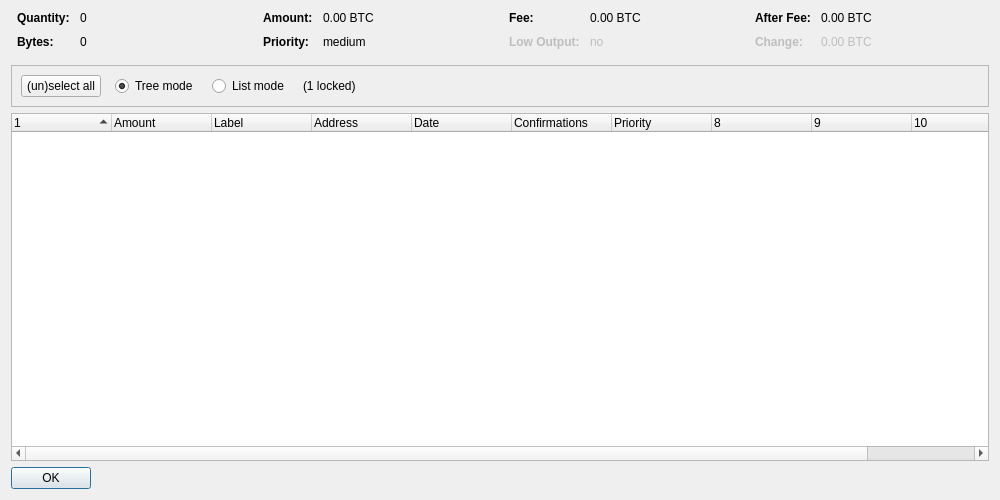
Qt form src/qt/forms/coincontroldialog.ui (toxicologist/CHANCOIN) before a commit.
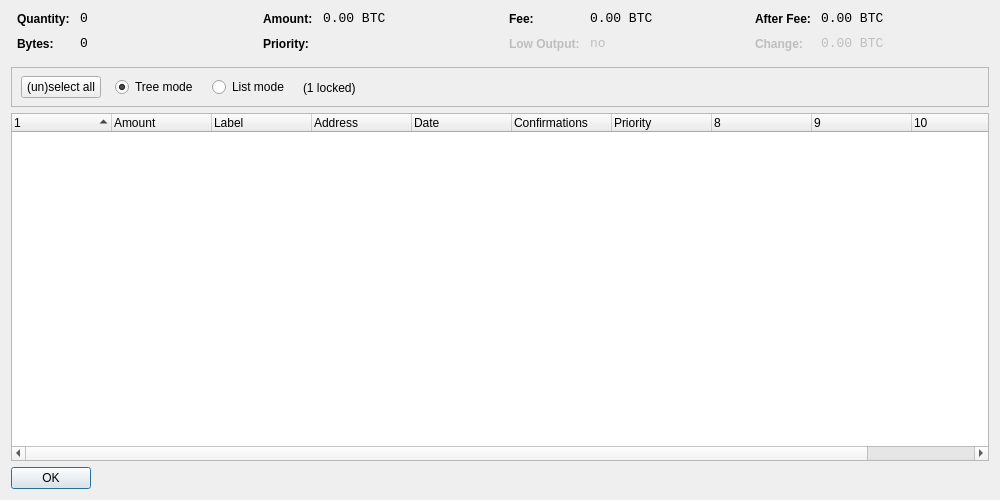
The same form after that commit. Custom widgets are drawn as their Qt base class.

What changed in the file:
```diff
--- a/src/qt/forms/coincontroldialog.ui
+++ b/src/qt/forms/coincontroldialog.ui
@@ -38,11 +38,8 @@
        </property>
        <item row="0" column="0">
         <widget class="QLabel" name="labelCoinControlQuantityText">
-         <property name="font">
-          <font>
-           <weight>75</weight>
-           <bold>true</bold>
-          </font>
+         <property name="styleSheet">
+          <string notr="true">font-weight:bold;</string>
          </property>
          <property name="text">
           <string>Quantity:</string>
@@ -51,6 +48,12 @@
        </item>
        <item row="0" column="1">
         <widget class="QLabel" name="labelCoinControlQuantity">
+         <property name="font">
+          <font>
+           <family>Monospace</family>
+           <pointsize>10</pointsize>
+          </font>
+         </property>
          <property name="cursor">
           <cursorShape>IBeamCursor</cursorShape>
          </property>
@@ -67,11 +70,8 @@
        </item>
        <item row="1" column="0">
         <widget class="QLabel" name="labelCoinControlBytesText">
-         <property name="font">
-          <font>
-           <weight>75</weight>
-           <bold>true</bold>
-          </font>
+         <property name="styleSheet">
+          <string notr="true">font-weight:bold;</string>
          </property>
          <property name="text">
           <string>Bytes:</string>
@@ -80,6 +80,12 @@
        </item>
        <item row="1" column="1">
         <widget class="QLabel" name="labelCoinControlBytes">
+         <property name="font">
+          <font>
+           <family>Monospace</family>
+           <pointsize>10</pointsize>
+          </font>
+         </property>
          <property name="cursor">
           <cursorShape>IBeamCursor</cursorShape>
          </property>
@@ -112,11 +118,8 @@
        </property>
        <item row="0" column="0">
         <widget class="QLabel" name="labelCoinControlAmountText">
-         <property name="font">
-          <font>
-           <weight>75</weight>
-           <bold>true</bold>
-          </font>
+         <property name="styleSheet">
+          <string notr="true">font-weight:bold;</string>
          </property>
          <property name="text">
           <string>Amount:</string>
@@ -125,6 +128,12 @@
        </item>
        <item row="0" column="1">
         <widget class="QLabel" name="labelCoinControlAmount">
+         <property name="font">
+          <font>
+           <family>Monospace</family>
+           <pointsize>10</pointsize>
+          </font>
+         </property>
          <property name="cursor">
           <cursorShape>IBeamCursor</cursorShape>
          </property>
@@ -141,11 +150,8 @@
        </item>
        <item row="1" column="0">
         <widget class="QLabel" name="labelCoinControlPriorityText">
-         <property name="font">
-          <font>
-           <weight>75</weight>
-           <bold>true</bold>
-          </font>
+         <property name="styleSheet">
+          <string notr="true">font-weight:bold;</string>
          </property>
          <property name="text">
           <string>Priority:</string>
@@ -154,6 +160,12 @@
        </item>
        <item row="1" column="1">
         <widget class="QLabel" name="labelCoinControlPriority">
+         <property name="font">
+          <font>
+           <family>Monospace</family>
+           <pointsize>10</pointsize>
+          </font>
+         </property>
          <property name="cursor">
           <cursorShape>IBeamCursor</cursorShape>
          </property>
@@ -161,7 +173,7 @@
           <enum>Qt::ActionsContextMenu</enum>
          </property>
          <property name="text">
-          <string notr="true">medium</string>
+          <string/>
          </property>
          <property name="textInteractionFlags">
           <set>Qt::LinksAccessibleByMouse|Qt::TextSelectableByKeyboard|Qt::TextSelectableByMouse</set>
@@ -186,11 +198,8 @@
        </property>
        <item row="0" column="0">
         <widget class="QLabel" name="labelCoinControlFeeText">
-         <property name="font">
-          <font>
-           <weight>75</weight>
-           <bold>true</bold>
-          </font>
+         <property name="styleSheet">
+          <string notr="true">font-weight:bold;</string>
          </property>
          <property name="text">
           <string>Fee:</string>
@@ -199,6 +208,12 @@
        </item>
        <item row="0" column="1">
         <widget class="QLabel" name="labelCoinControlFee">
+         <property name="font">
+          <font>
+           <family>Monospace</family>
+           <pointsize>10</pointsize>
+          </font>
+         </property>
          <property name="cursor">
           <cursorShape>IBeamCursor</cursorShape>
          </property>
@@ -218,11 +233,8 @@
          <property name="enabled">
           <bool>false</bool>
          </property>
-         <property name="font">
-          <font>
-           <weight>75</weight>
-           <bold>true</bold>
-          </font>
+         <property name="styleSheet">
+          <string notr="true">font-weight:bold;</string>
          </property>
          <property name="text">
           <string>Low Output:</string>
@@ -234,6 +246,12 @@
          <property name="enabled">
           <bool>false</bool>
          </property>
+         <property name="font">
+          <font>
+           <family>Monospace</family>
+           <pointsize>10</pointsize>
+          </font>
+         </property>
          <property name="cursor">
           <cursorShape>IBeamCursor</cursorShape>
          </property>
@@ -266,11 +284,8 @@
        </property>
        <item row="0" column="0">
         <widget class="QLabel" name="labelCoinControlAfterFeeText">
-         <property name="font">
-          <font>
-           <weight>75</weight>
-           <bold>true</bold>
-          </font>
+         <property name="styleSheet">
+          <string notr="true">font-weight:bold;</string>
          </property>
          <property name="text">
           <string>After Fee:</string>
@@ -279,6 +294,12 @@
        </item>
        <item row="0" column="1">
         <widget class="QLabel" name="labelCoinControlAfterFee">
+         <property name="font">
+          <font>
+           <family>Monospace</family>
+           <pointsize>10</pointsize>
+          </font>
+         </property>
          <property name="cursor">
           <cursorShape>IBeamCursor</cursorShape>
          </property>
@@ -298,11 +319,8 @@
          <property name="enabled">
           <bool>false</bool>
          </property>
-         <property name="font">
-          <font>
-           <weight>75</weight>
-           <bold>true</bold>
-          </font>
+         <property name="styleSheet">
+          <string notr="true">font-weight:bold;</string>
          </property>
          <property name="text">
           <string>Change:</string>
@@ -314,6 +332,12 @@
          <property name="enabled">
           <bool>false</bool>
          </property>
+         <property name="font">
+          <font>
+           <family>Monospace</family>
+           <pointsize>10</pointsize>
+          </font>
+         </property>
          <property name="cursor">
           <cursorShape>IBeamCursor</cursorShape>
          </property>
@@ -346,8 +370,15 @@
      <property name="frameShadow">
       <enum>QFrame::Sunken</enum>
      </property>
-     <layout class="QHBoxLayout" name="horizontalLayout">
-      <item>
+     <widget class="QWidget" name="horizontalLayoutWidget">
+      <property name="geometry">
+       <rect>
+        <x>10</x>
+        <y>0</y>
+        <width>781</width>
+        <height>41</height>
+       </rect>
+      </property>
        <layout class="QHBoxLayout" name="horizontalLayoutPanel" stretch="0,0,0,0,0">
         <property name="spacing">
          <number>14</number>
@@ -415,8 +446,7 @@
          </spacer>
         </item>
        </layout>
-      </item>
-     </layout>
+     </widget>
     </widget>
    </item>
    <item>
```
Left out of the diff: 6 changed lines with no effect on the pictures. Lines whose indentation alone changed are shown as unchanged.
